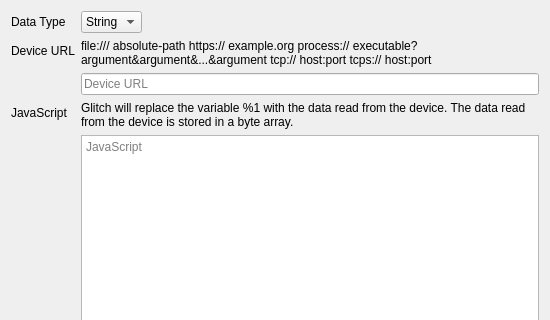
Before: the Qt Designer form UI/glitch-device-display-properties.ui in textbrowser/glitch, drawn with Qt 5; both pictures show x 0 to 550 and y 0 to 320 of the 550 by 500 pixel window.
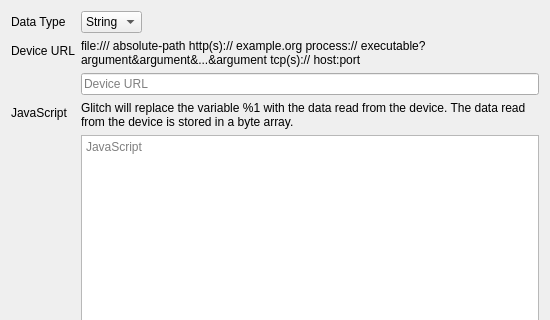
After: the same form once the commit is applied. Icons and pictures are not drawn.

Commit message: Device display.

Patch:
```diff
--- a/UI/glitch-device-display-properties.ui
+++ b/UI/glitch-device-display-properties.ui
@@ -168,7 +168,7 @@
        <item>
         <widget class="QLabel" name="label_7">
          <property name="text">
-          <string>&lt;html&gt;&lt;head/&gt;&lt;body&gt;&lt;p&gt;&lt;span style=&quot; font-weight:600;&quot;&gt;file:///&lt;/span&gt;absolute-path&lt;br/&gt;&lt;span style=&quot; font-weight:600;&quot;&gt;https://&lt;/span&gt;example.org&lt;span style=&quot; font-weight:600;&quot;&gt;&lt;br/&gt;process://&lt;/span&gt;executable?argument&amp;amp;argument&amp;amp;...&amp;amp;argument&lt;br/&gt;&lt;span style=&quot; font-weight:600;&quot;&gt;tcp://&lt;/span&gt;host:port&lt;br&gt;&lt;span style=&quot; font-weight:600;&quot;&gt;tcps://&lt;/span&gt;host:port&lt;/body&gt;&lt;/html&gt;</string>
+          <string>&lt;html&gt;&lt;head/&gt;&lt;body&gt;&lt;p&gt;&lt;span style=&quot; font-weight:600;&quot;&gt;file:///&lt;/span&gt;absolute-path&lt;br/&gt;&lt;span style=&quot; font-weight:600;&quot;&gt;http(s)://&lt;/span&gt;example.org&lt;span style=&quot; font-weight:600;&quot;&gt;&lt;br/&gt;process://&lt;/span&gt;executable?argument&amp;amp;argument&amp;amp;...&amp;amp;argument&lt;br/&gt;&lt;span style=&quot; font-weight:600;&quot;&gt;tcp(s)://&lt;/span&gt;host:port&lt;br&gt;&lt;/body&gt;&lt;/html&gt;</string>
          </property>
          <property name="wordWrap">
           <bool>true</bool>
```
